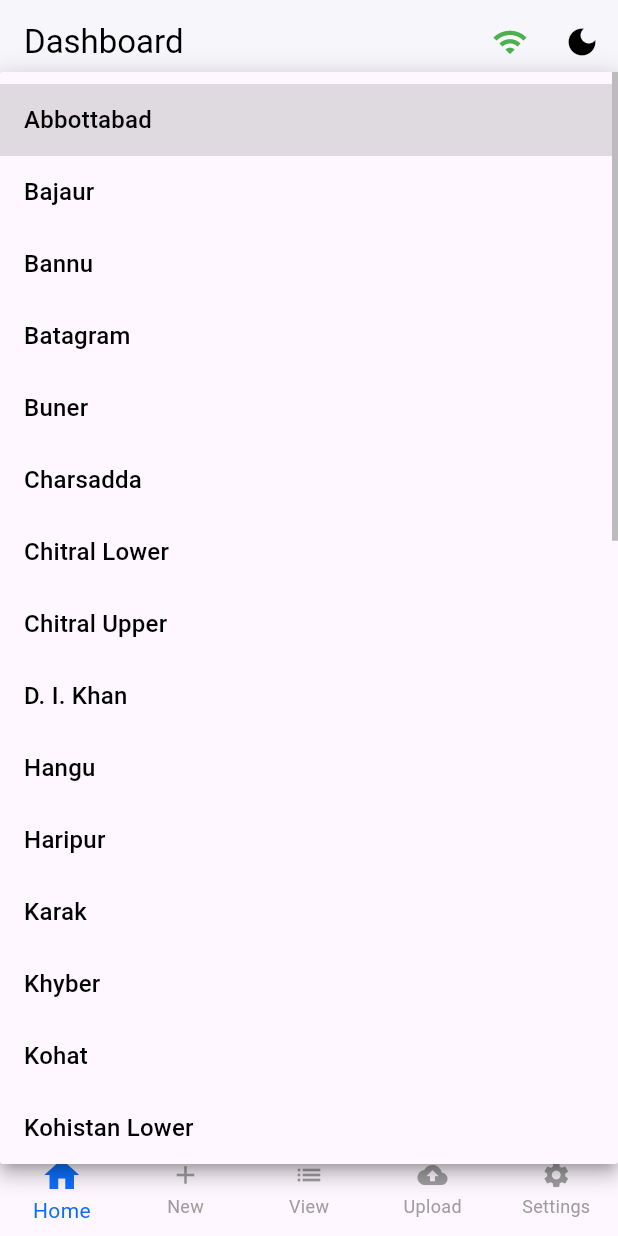
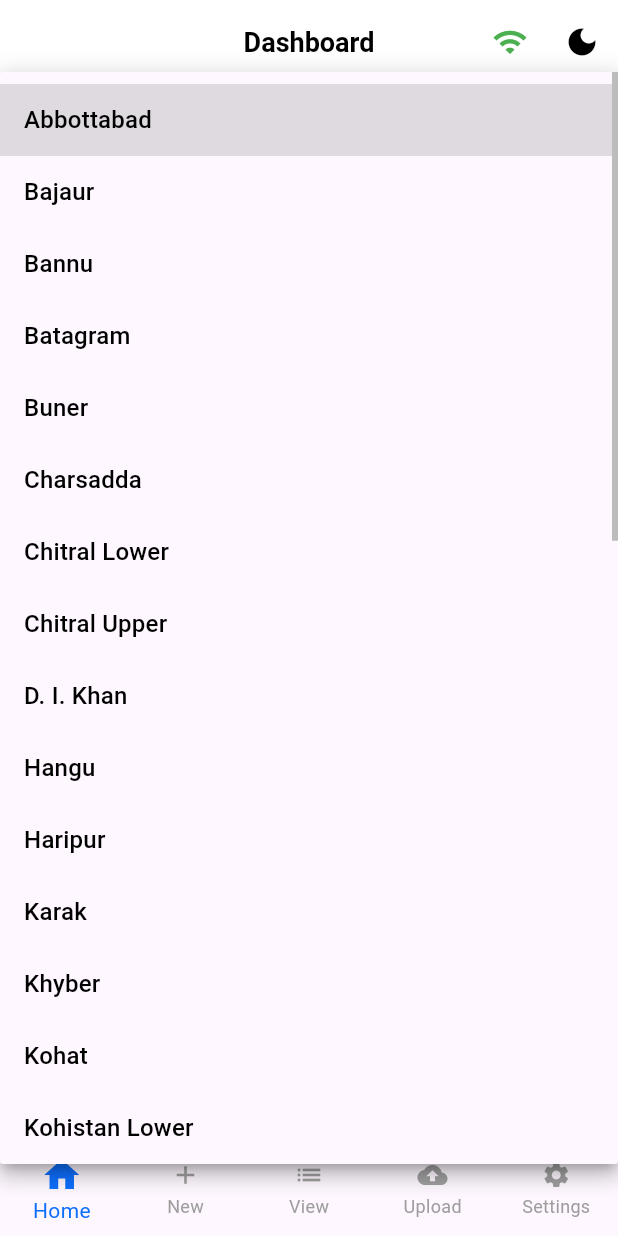
Before and after one commit to moizmaj1k/pci-survey-app-flutter, a Flutter app: the DashboardScreen screen opened by its route, after a tap on "District", on a phone screen of 412 x 824 dp. Run offline on Flutter 3.47's test engine with Material 3 defaults, Android fonts, the phone set to English and light mode, and no system bars; our stand-ins replace connectivity_plus, file_picker, flutter_map, geolocator, image_picker, internet_connection_checker_plus and 4 more; missing offline and left inert: flutter_map_location_marker, flutter_map_tile_caching; accounts and stored records are empty.

Commit message:
eid day 4

```diff
--- a/lib/widgets/app_nav_bar.dart
+++ b/lib/widgets/app_nav_bar.dart
@@ -1,12 +1,10 @@
-// lib/widgets/app_nav_bar.dart
-
-import 'dart:async';
+import 'package:connectivity_plus/connectivity_plus.dart';
 import 'package:flutter/material.dart';
-import 'package:connectivity_plus/connectivity_plus.dart';
 import 'package:provider/provider.dart';
+import 'package:internet_connection_checker_plus/internet_connection_checker_plus.dart'; // Import this
 import '../theme/theme_provider.dart';
 
-class AppNavBar extends StatefulWidget implements PreferredSizeWidget {
+class AppNavBar extends StatelessWidget implements PreferredSizeWidget {
   final String title;
   final bool automaticallyImplyLeading;
   const AppNavBar({
@@ -17,50 +15,48 @@ class AppNavBar extends StatefulWidget implements PreferredSizeWidget {
 
   @override
   Size get preferredSize => const Size.fromHeight(kToolbarHeight);
-  @override
-  _AppNavBarState createState() => _AppNavBarState();
-}
-
-class _AppNavBarState extends State<AppNavBar> {
-  late StreamSubscription<List<ConnectivityResult>> _sub;
-  bool _isOnline = true;
-
-  @override
-  void initState() {
-    super.initState();
-    Connectivity().checkConnectivity().then((status) {
-      setState(() => _isOnline = status != ConnectivityResult.none);
-    });
-    _sub = Connectivity().onConnectivityChanged.listen((List<ConnectivityResult> statuses) {
-      // if any non-none, we're online
-      final online = statuses.any((s) => s != ConnectivityResult.none);
-      setState(() => _isOnline = online);
-    });
-  }
-
-  @override
-  void dispose() {
-    _sub.cancel();
-    super.dispose();
-  }
 
   @override
   Widget build(BuildContext context) {
     final themeProv = context.watch<ThemeProvider>();
     final isDark = themeProv.isDarkMode;
 
+    return StreamBuilder<List<ConnectivityResult>>(
+      stream: Connectivity().onConnectivityChanged,
+      initialData: const [ConnectivityResult.none],
+      builder: (ctx, connectivitySnapshot) {
+        // Now listen to internet_connection_checker_plus stream
+        return StreamBuilder<InternetStatus>(
+          stream: InternetConnection().onStatusChange,
+          initialData: InternetStatus.connected, // Assume connected initially
+          builder: (ctx, internetSnapshot) {
+            final connectivityStatuses = connectivitySnapshot.data!;
+            final internetStatus = internetSnapshot.data!;
+
+            // Check if there's any network connection (Wi-Fi, mobile, etc.) AND
+            // if there's actual internet access.
+            final isOnline = connectivityStatuses.any((s) => s != ConnectivityResult.none) &&
+                             internetStatus == InternetStatus.connected;
+
             return AppBar(
-      title: Text(widget.title),
-      automaticallyImplyLeading: widget.automaticallyImplyLeading,
-      backgroundColor: Theme.of(context).colorScheme.surface,
+              title: Text(
+                title,
+                style: const TextStyle(
+                  fontSize: 18, // Adjust the font size as needed
+                  fontWeight: FontWeight.bold,
+                ),
+              ),
+              centerTitle: true,
+              automaticallyImplyLeading: automaticallyImplyLeading,
+              backgroundColor: Colors.transparent,
+              elevation: 0,
               foregroundColor: Theme.of(context).colorScheme.onSurface,
-      elevation: 1,
               actions: [
                 Padding(
                   padding: const EdgeInsets.symmetric(horizontal: 12),
                   child: Icon(
-            _isOnline ? Icons.wifi : Icons.wifi_off,
-            color: _isOnline ? Colors.green : Colors.red,
+                    isOnline ? Icons.wifi : Icons.wifi_off,
+                    color: isOnline ? Colors.green : Colors.red,
                   ),
                 ),
                 IconButton(
@@ -69,5 +65,9 @@ class _AppNavBarState extends State<AppNavBar> {
                 ),
               ],
             );
+          },
+        );
+      },
+    );
   }
 }
--- a/pubspec.yaml
+++ b/pubspec.yaml
@@ -79,6 +79,7 @@ dependencies:
   # ─── LOCATION & CONNECTIVITY ─────────────────────────
   geolocator:        ^14.0.1
   connectivity_plus: ^6.1.4
+  internet_connection_checker_plus: ^2.0.0+1
 
   # ─── FIREBASE ────────────────────────────────────────
   image_picker: 1.1.2
```
Also changed, not shown: lib/dashboard.dart (+21 -12 lines), lib/survey_dashboard.dart (+88 -16 lines), pubspec.lock. Lines whose indentation alone changed are shown as unchanged.
